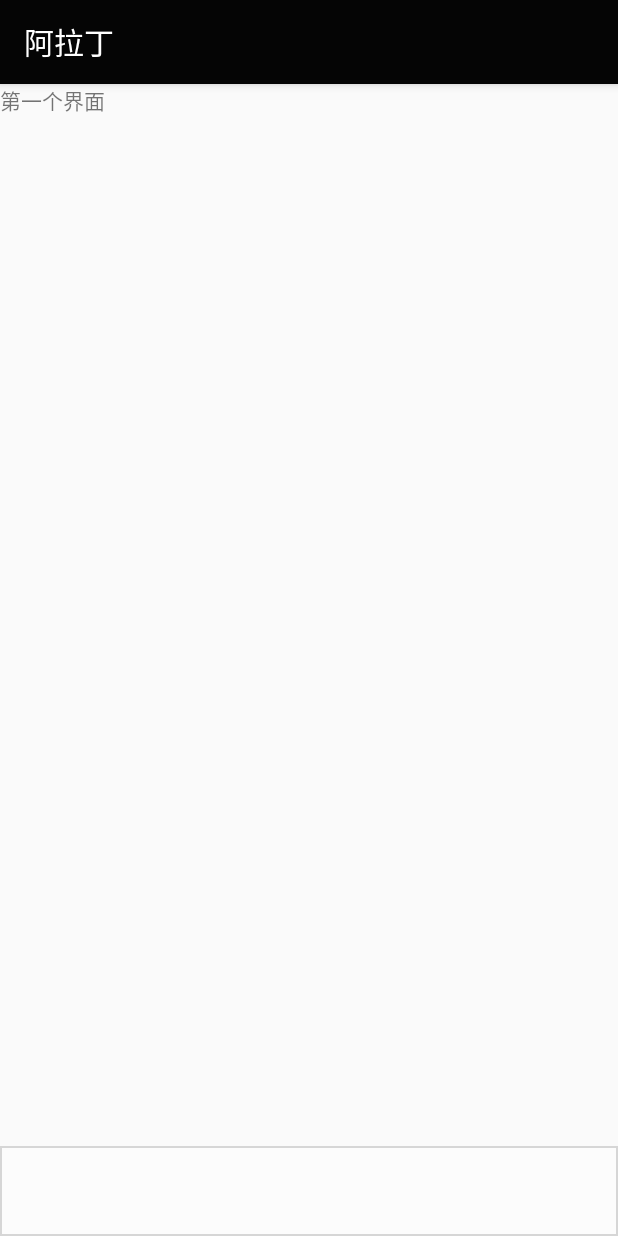
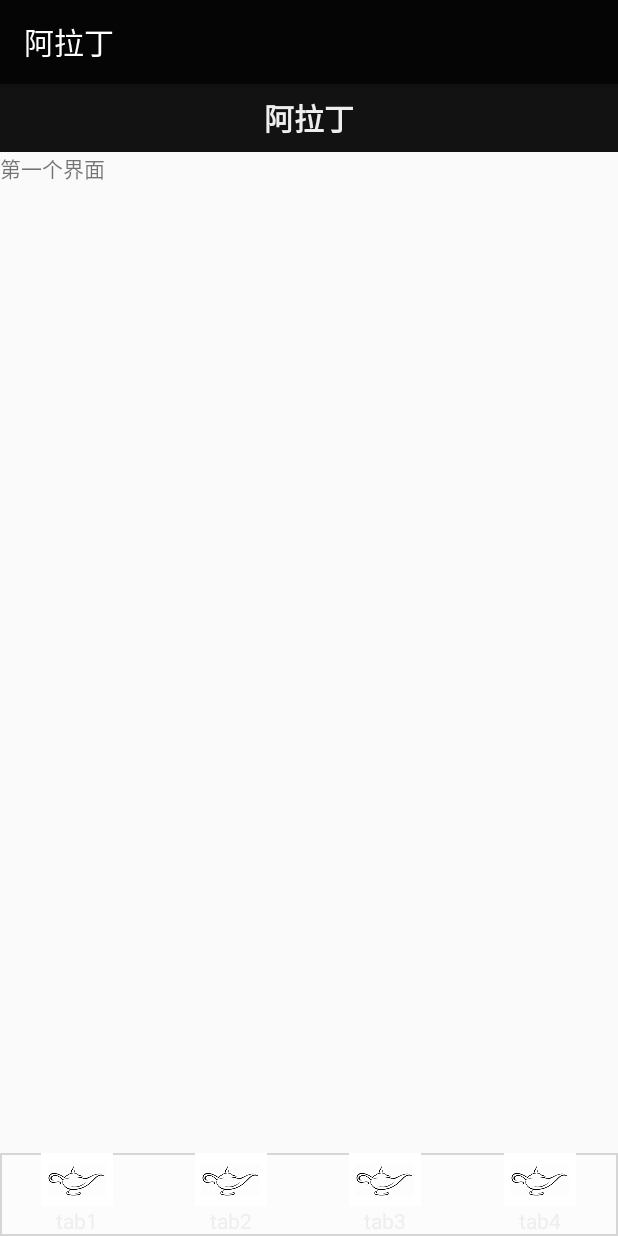
Before and after one commit to lintex/Aladdin, an Android app: the screen it shows after launch (MainActivity), on a phone screen of 412 x 824 dp. Run offline under Robolectric (Android 15) with nearby library versions, the phone set to English and light mode, and no system bars; 1 statement that could not run was skipped.

Commit message:
tab实现中

```diff
--- a/app/src/main/java/com/ixxj/aladdin/Fragment2.java
+++ b/app/src/main/java/com/ixxj/aladdin/Fragment2.java
@@ -6,6 +6,7 @@ import android.os.PersistableBundle;
 import android.support.annotation.Nullable;
 import android.support.v4.app.Fragment;
 import android.support.v4.app.FragmentActivity;
+import android.util.Log;
 import android.view.LayoutInflater;
 import android.view.View;
 import android.view.ViewGroup;
@@ -47,6 +48,7 @@ public class Fragment2 extends Fragment implements ListView.OnItemClickListener,
     @Override
     public void onDestroyView() {
         super.onDestroyView();
+        Log.i("tag","onDestroyView");
         if (view != null) {
             ViewGroup parentViewGroup = (ViewGroup) view.getParent();
             if (parentViewGroup != null) {
--- a/app/src/main/java/com/ixxj/aladdin/MainActivity.java
+++ b/app/src/main/java/com/ixxj/aladdin/MainActivity.java
@@ -1,23 +1,41 @@
 package com.ixxj.aladdin;
 
+import android.content.DialogInterface;
 import android.support.v4.app.Fragment;
 import android.support.v4.view.ViewPager;
 import android.support.v7.app.AppCompatActivity;
 import android.os.Bundle;
 import android.view.View;
+import android.view.Window;
+import android.widget.ImageButton;
+import android.widget.LinearLayout;
 
 import java.util.ArrayList;
 import java.util.List;
 
-public class MainActivity extends AppCompatActivity {
+public class MainActivity extends AppCompatActivity implements View.OnClickListener {
 
     private ViewPager pager;
+
+    private LinearLayout mTab1;
+    private LinearLayout mTab2;
+    private LinearLayout mTab3;
+    private LinearLayout mTab4;
+
+    private ImageButton mTab1_img;
+    private ImageButton mTab2_img;
+    private ImageButton mTab3_img;
+    private ImageButton mTab4_img;
+
     private List<Fragment> fragList;
 
     @Override
     protected void onCreate(Bundle savedInstanceState) {
         super.onCreate(savedInstanceState);
+        requestWindowFeature(Window.FEATURE_NO_TITLE);
         setContentView(R.layout.activity_main);
+        initView();
+        initEvents();
 
         fragList = new ArrayList<Fragment>();
         fragList.add(new Fragment1());
@@ -30,4 +48,52 @@ public class MainActivity extends AppCompatActivity {
         MyFragmentPagerAdapter adapter = new MyFragmentPagerAdapter(getSupportFragmentManager(), fragList);
         pager.setAdapter(adapter);
     }
+
+    private void initEvents() {
+        mTab1.setOnClickListener(this);
+        mTab2.setOnClickListener(this);
+        mTab3.setOnClickListener(this);
+        mTab4.setOnClickListener(this);
+
+        pager.setOnPageChangeListener();
+    }
+
+    @Override
+    public void onClick(View v) {
+        resetImg();
+        switch (v.getId()) {
+            case R.id.tab1:
+                mTab1_img.setImageResource(R.mipmap.ic_launcher);
+                break;
+            case R.id.tab2:
+                mTab2_img.setImageResource(R.mipmap.ic_launcher);
+                break;
+            case R.id.tab3:
+                mTab3_img.setImageResource(R.mipmap.ic_launcher);
+                break;
+            case R.id.tab4:
+                mTab4_img.setImageResource(R.mipmap.ic_launcher);
+                break;
+        }
+    }
+
+    private void resetImg() {
+        //图片切换到默认颜色
+        mTab1_img.setImageResource(R.mipmap.ic_launcher);
+        mTab2_img.setImageResource(R.mipmap.ic_launcher);
+        mTab3_img.setImageResource(R.mipmap.ic_launcher);
+        mTab4_img.setImageResource(R.mipmap.ic_launcher);
+    }
+
+    private void initView() {
+        mTab1 = (LinearLayout) findViewById(R.id.tab1);
+        mTab2 = (LinearLayout) findViewById(R.id.tab2);
+        mTab3 = (LinearLayout) findViewById(R.id.tab3);
+        mTab4 = (LinearLayout) findViewById(R.id.tab4);
+
+        mTab1_img = (ImageButton) findViewById(R.id.tab1_img);
+        mTab2_img = (ImageButton) findViewById(R.id.tab2_img);
+        mTab3_img = (ImageButton) findViewById(R.id.tab3_img);
+        mTab4_img = (ImageButton) findViewById(R.id.tab4_img);
+    }
 }
--- a/app/src/main/res/layout/activity_main.xml
+++ b/app/src/main/res/layout/activity_main.xml
@@ -4,6 +4,8 @@
     android:layout_width="match_parent"
     android:layout_height="match_parent"
     android:orientation="vertical">
+
+    <include layout="@layout/top" />
 
     <android.support.v4.view.ViewPager
         android:id="@+id/viewPager"
@@ -13,11 +15,6 @@
 
     </android.support.v4.view.ViewPager>
 
-    <LinearLayout
-        android:layout_width="match_parent"
-        android:layout_height="60dp"
-        android:background="@drawable/footer_bg"
-        android:orientation="horizontal">
 
-    </LinearLayout>
+    <include layout="@layout/bottom" />
 </LinearLayout>
--- a/app/src/main/res/layout/view1.xml
+++ b/app/src/main/res/layout/view1.xml
@@ -11,6 +11,7 @@
         <TextView
             android:layout_width="wrap_content"
             android:layout_height="wrap_content"
+            android:gravity="center"
             android:text="第一个界面" />
     </ScrollView>
 </LinearLayout>
--- a/app/src/main/res/layout/view3.xml
+++ b/app/src/main/res/layout/view3.xml
@@ -6,5 +6,6 @@
     <TextView
         android:layout_width="wrap_content"
         android:layout_height="wrap_content"
+        android:gravity="center"
         android:text="第三个界面" />
 </LinearLayout>
--- a/app/src/main/res/layout/view4.xml
+++ b/app/src/main/res/layout/view4.xml
@@ -6,5 +6,6 @@
     <TextView
         android:layout_width="wrap_content"
         android:layout_height="wrap_content"
+        android:gravity="center"
         android:text="第四个界面" />
 </LinearLayout>
```
